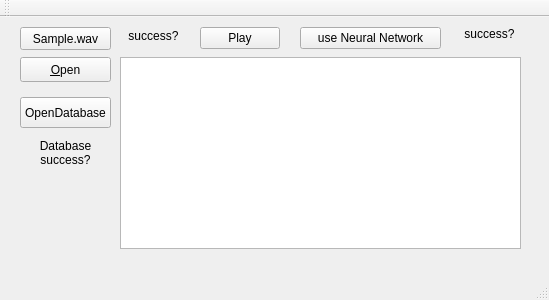
Old version of the form src/mainwindow.ui in the repository bycym/chordRecognition.
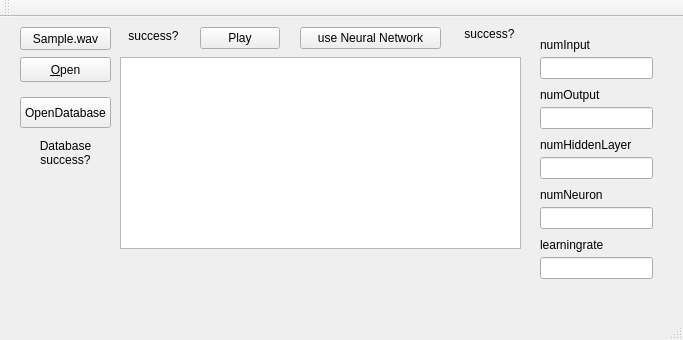
New version of the form.

The edit to the form file:
```diff
--- a/src/mainwindow.ui
+++ b/src/mainwindow.ui
@@ -6,8 +6,8 @@
    <rect>
     <x>0</x>
     <y>0</y>
-    <width>549</width>
-    <height>300</height>
+    <width>683</width>
+    <height>340</height>
    </rect>
   </property>
   <property name="windowTitle">
@@ -149,6 +149,121 @@
      <set>Qt::AlignCenter</set>
     </property>
    </widget>
+   <widget class="QLineEdit" name="learningrate_lineEdit">
+    <property name="geometry">
+     <rect>
+      <x>540</x>
+      <y>240</y>
+      <width>113</width>
+      <height>22</height>
+     </rect>
+    </property>
+   </widget>
+   <widget class="QLineEdit" name="numNeuron_lineEdit">
+    <property name="geometry">
+     <rect>
+      <x>540</x>
+      <y>190</y>
+      <width>113</width>
+      <height>22</height>
+     </rect>
+    </property>
+   </widget>
+   <widget class="QLabel" name="label_2">
+    <property name="geometry">
+     <rect>
+      <x>540</x>
+      <y>70</y>
+      <width>111</width>
+      <height>16</height>
+     </rect>
+    </property>
+    <property name="text">
+     <string>numOutput</string>
+    </property>
+   </widget>
+   <widget class="QLabel" name="label">
+    <property name="geometry">
+     <rect>
+      <x>540</x>
+      <y>20</y>
+      <width>111</width>
+      <height>16</height>
+     </rect>
+    </property>
+    <property name="text">
+     <string>numInput</string>
+    </property>
+   </widget>
+   <widget class="QLabel" name="label_5">
+    <property name="geometry">
+     <rect>
+      <x>540</x>
+      <y>220</y>
+      <width>111</width>
+      <height>16</height>
+     </rect>
+    </property>
+    <property name="text">
+     <string>learningrate</string>
+    </property>
+   </widget>
+   <widget class="QLabel" name="label_3">
+    <property name="geometry">
+     <rect>
+      <x>540</x>
+      <y>120</y>
+      <width>111</width>
+      <height>16</height>
+     </rect>
+    </property>
+    <property name="text">
+     <string>numHiddenLayer</string>
+    </property>
+   </widget>
+   <widget class="QLineEdit" name="numInput_lineEdit">
+    <property name="geometry">
+     <rect>
+      <x>540</x>
+      <y>40</y>
+      <width>113</width>
+      <height>22</height>
+     </rect>
+    </property>
+   </widget>
+   <widget class="QLabel" name="label_4">
+    <property name="geometry">
+     <rect>
+      <x>540</x>
+      <y>170</y>
+      <width>111</width>
+      <height>16</height>
+     </rect>
+    </property>
+    <property name="text">
+     <string>numNeuron</string>
+    </property>
+   </widget>
+   <widget class="QLineEdit" name="numHiddenLayer_lineEdit">
+    <property name="geometry">
+     <rect>
+      <x>540</x>
+      <y>140</y>
+      <width>113</width>
+      <height>22</height>
+     </rect>
+    </property>
+   </widget>
+   <widget class="QLineEdit" name="numOutput_lineEdit">
+    <property name="geometry">
+     <rect>
+      <x>540</x>
+      <y>90</y>
+      <width>113</width>
+      <height>22</height>
+     </rect>
+    </property>
+   </widget>
   </widget>
   <widget class="QMenuBar" name="menuBar">
    <property name="geometry">
```
Left out of the diff: 2 changed lines with no effect on the pictures.
